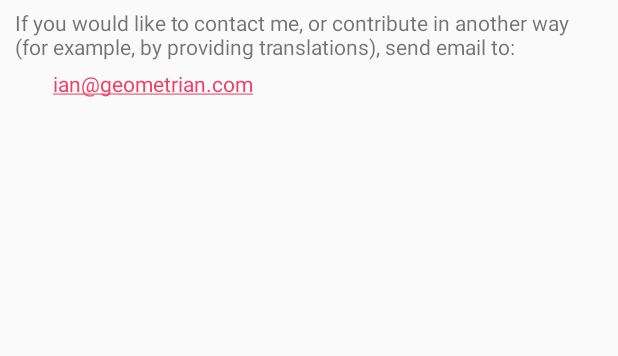
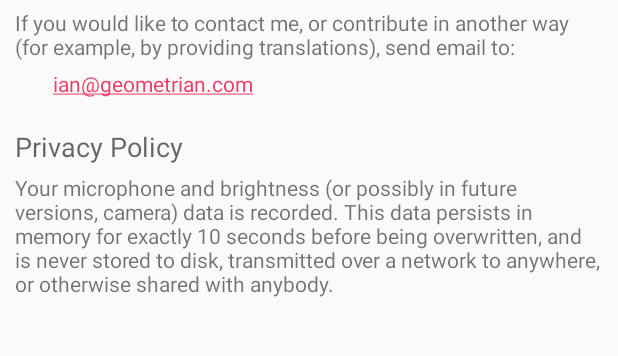
Before and after one commit to geometrian/FlashBang, an Android app: the screen it shows after launch (ActivityReadme), after a tap on "VIEW README", on a phone screen of 412 x 824 dp, the part 482-838 px from its top. Run offline under Robolectric (Android 15) with nearby library versions, the phone set to English and light mode, and no system bars; 1 other tap on this screen came first.

Commit message:
Add privacy policy, because Google Play demanded it.\ Update everything to hopefully-latest versions.\ Minor improvements.

```diff
--- a/app/src/main/java/imallett/FlashBang/Activities/ActivityMain.java
+++ b/app/src/main/java/imallett/FlashBang/Activities/ActivityMain.java
@@ -23,8 +23,6 @@ import imallett.FlashBang.Views.ViewGraphAudio;
 import imallett.FlashBang.Views.ViewGraphLight;
 
 public class ActivityMain extends AppCompatActivity {
-	private DataStream stream;
-
 	public MeasurerAudio audio;
 	public MeasurerLight light;
 	public MeasurerHumidity humidity;
@@ -89,7 +87,7 @@ public class ActivityMain extends AppCompatActivity {
 			}
 		});
 
-		stream = new DataStream();
+		DataStream stream = new DataStream();
 
 		SensorManager sensor_manager = (SensorManager)getSystemService(SENSOR_SERVICE);
 
@@ -106,7 +104,7 @@ public class ActivityMain extends AppCompatActivity {
 
 		temperature = new MeasurerTemperature(stream, sensor_manager);
 
-		_thread_update = new ThreadUpdate(this, stream, audio, graph_audio,graph_light);
+		_thread_update = new ThreadUpdate(this, audio, graph_audio,graph_light);
 		thread_correlate = new ThreadCorrelate(this, stream);
 
 		_thread_update.start();
--- a/app/src/main/java/imallett/FlashBang/DataStream.java
+++ b/app/src/main/java/imallett/FlashBang/DataStream.java
@@ -54,9 +54,7 @@ public class DataStream {
 	}
 
 	public void advance() {
-		for (int i=0;i<N-1;++i) {
-			buckets[i] = buckets[i+1];
-		}
+		System.arraycopy(buckets, 1, buckets, 0, N - 1);
 		buckets[N-1] = new Bucket();
 		t1_last += Config.BUCKET_NS;
 		++advances;
@@ -65,8 +63,7 @@ public class DataStream {
 	private int _getIndex(long t) {
 		while (t>=t1_last) advance();
 		long dt=t1_last-t; assert dt>0;
-		int i = N-1 - (int)(dt/Config.BUCKET_NS);
-		return i;
+		return N-1 - (int)(dt/Config.BUCKET_NS);
 	}
 	public void updateVolume(long t, float volume) {
 		int i=_getIndex(t); if (i>=0) buckets[i].updateVolume(volume);
--- a/app/src/main/java/imallett/FlashBang/Measurement/MeasurerAudio.java
+++ b/app/src/main/java/imallett/FlashBang/Measurement/MeasurerAudio.java
@@ -39,7 +39,8 @@ public class MeasurerAudio extends MeasurerBase {
 								.setBufferSizeInBytes(2*buffer_size)
 								.build()
 							;*/
-							if (recorder.getState() == AudioRecord.STATE_INITIALIZED) {
+							int state = recorder.getState();
+							if (state == AudioRecord.STATE_INITIALIZED) {
 								SAMPLE_RATE = sample_rate;
 								CHANNEL_FORMAT = channel_format;
 								SAMPLE_ENCODING = encoding;
--- a/app/src/main/java/imallett/FlashBang/Measurement/MeasurerBase.java
+++ b/app/src/main/java/imallett/FlashBang/Measurement/MeasurerBase.java
@@ -5,7 +5,7 @@ import imallett.FlashBang.DataStream;
 public abstract class MeasurerBase {
 	public boolean valid;
 
-	public DataStream stream;
+	public final DataStream stream;
 
 	protected MeasurerBase(DataStream stream) {
 		this.stream = stream;
--- a/app/src/main/java/imallett/FlashBang/Threading/ThreadUpdate.java
+++ b/app/src/main/java/imallett/FlashBang/Threading/ThreadUpdate.java
@@ -4,7 +4,6 @@ import android.graphics.Canvas;
 import android.view.SurfaceView;
 
 import imallett.FlashBang.Config;
-import imallett.FlashBang.DataStream;
 import imallett.FlashBang.Activities.ActivityMain;
 import imallett.FlashBang.R;
 import imallett.FlashBang.Views.ViewGraphAudio;
@@ -14,16 +13,13 @@ import imallett.FlashBang.Measurement.MeasurerAudio;
 public class ThreadUpdate extends ThreadBase {
 	private final ActivityMain _activity;
 
-	private final DataStream _stream;
-
 	private final MeasurerAudio _audio;
 
 	private final ViewGraphAudio _graph_audio;
 	private final ViewGraphLight _graph_light;
 
-	public ThreadUpdate(ActivityMain activity, DataStream stream, MeasurerAudio audio, ViewGraphAudio graph_audio, ViewGraphLight graph_light) {
+	public ThreadUpdate(ActivityMain activity, MeasurerAudio audio, ViewGraphAudio graph_audio, ViewGraphLight graph_light) {
 		_activity = activity;
-		_stream = stream;
 		_audio = audio;
 		_graph_audio = graph_audio;
 		_graph_light = graph_light;
--- a/app/src/main/res/layout/readme.xml
+++ b/app/src/main/res/layout/readme.xml
@@ -1,5 +1,6 @@
 <?xml version="1.0" encoding="utf-8"?>
 <LinearLayout xmlns:android="http://schemas.android.com/apk/res/android"
+              xmlns:tools="http://schemas.android.com/tools"
               android:orientation="vertical"
               android:layout_width="match_parent"
               android:layout_height="match_parent"
@@ -38,7 +39,8 @@
         android:layout_marginBottom="5dp"
         android:layout_marginTop="5dp"
         android:autoLink="web"
-        android:text="https://github.com/imallett/FlashBang"/>
+        android:text="https://github.com/imallett/FlashBang"
+        tools:ignore="HardcodedText"/>
     <TextView
         android:layout_width="wrap_content"
         android:layout_height="wrap_content"
@@ -50,5 +52,20 @@
         android:layout_marginLeft="25dp"
         android:layout_marginTop="5dp"
         android:autoLink="email"
-        android:text="ian@geometrian.com"/>
+        android:text="ian@geometrian.com"
+        android:layout_marginBottom="20dp"
+        tools:ignore="HardcodedText"/>
+
+    <TextView
+        android:layout_width="wrap_content"
+        android:layout_height="wrap_content"
+        android:textAppearance="?android:attr/textAppearanceMedium"
+        android:text="@string/text_readme6"
+        android:layout_marginBottom="5dp"/>
+    <TextView
+        android:layout_width="wrap_content"
+        android:layout_height="wrap_content"
+        android:text="@string/text_readme7"
+        android:breakStrategy="high_quality"
+        android:layout_marginBottom="20dp"/>
 </LinearLayout>
--- a/app/src/main/res/values/strings.xml
+++ b/app/src/main/res/values/strings.xml
@@ -35,6 +35,8 @@
     <string name="text_readme3">Contribute / Contact</string>
     <string name="text_readme4">&quot;FlashBang&quot; was developed by Ian Mallett and is both free and open-source. The source and project pages can be found at:</string>
     <string name="text_readme5">If you would like to contact me, or contribute in another way (for example, by providing translations), send email to:</string>
+    <string name="text_readme6">Privacy Policy</string>
+    <string name="text_readme7">Your microphone and brightness (or possibly in future versions, camera) data is recorded.  This data persists in memory for exactly 10 seconds before being overwritten, and is never stored to disk, transmitted over a network to anywhere, or otherwise shared with anybody.</string>
 
     <string name="units_pres">Pressure Units</string>
     <string name=   "units_pres_Pa">Pascals (Pa)</string>
```
Also changed, not shown: app/build.gradle (+13 -10 lines), app/src/main/java/imallett/FlashBang/Activities/ActivityOptions.java (+4 -4 lines), build.gradle (+7 -1 lines), gradle/wrapper/gradle-wrapper.properties, 2 other files.
